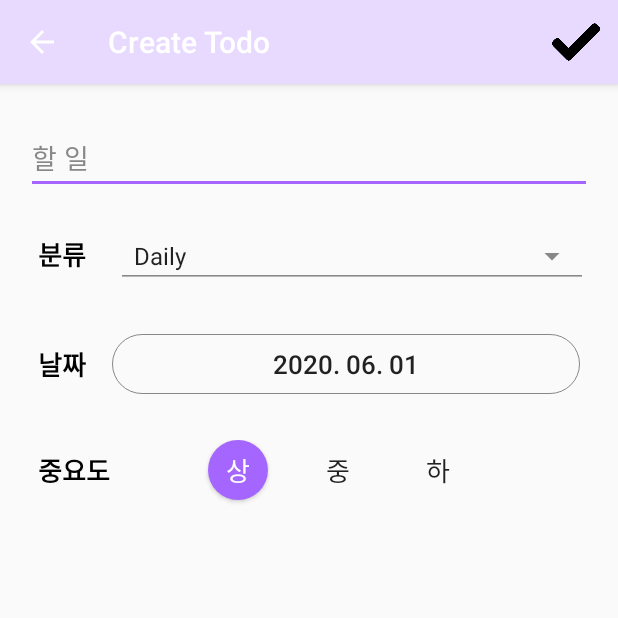
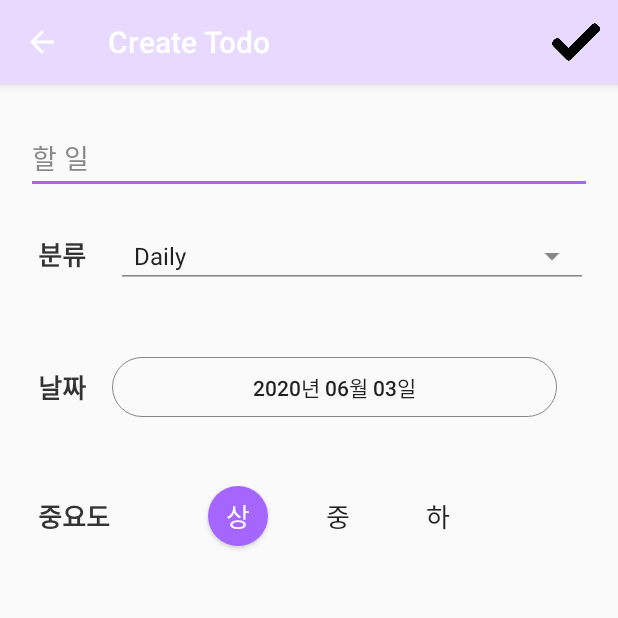
Before and after one commit to sanhae11/Plan_Cat, an Android app: the CreateTodoActivity screen opened directly, with no data from a screen before it, on a phone screen of 412 x 824 dp, the top half of it. Run offline under Robolectric (Android 15) with nearby library versions, the phone set to English and light mode, and no system bars.

Commit message:
CreateTodoActivity : 날짜 버튼 디자인 변경; 카테고리 선택 시 포맷에 맞는 현재 날짜가 버튼에 나타남

```diff
--- a/app/src/main/java/com/example/mp_plancat/CreateTodoActivity.java
+++ b/app/src/main/java/com/example/mp_plancat/CreateTodoActivity.java
@@ -15,6 +15,7 @@ import android.view.MenuItem;
 import android.view.MotionEvent;
 import android.view.View;
 import android.view.inputmethod.InputMethodManager;
+import android.widget.AdapterView;
 import android.widget.ArrayAdapter;
 import android.widget.Button;
 import android.widget.DatePicker;
@@ -22,7 +23,10 @@ import android.widget.EditText;
 import android.widget.LinearLayout;
 import android.widget.Spinner;
 
+import java.text.SimpleDateFormat;
 import java.util.ArrayList;
+import java.util.Calendar;
+import java.util.Date;
 
 public class CreateTodoActivity extends AppCompatActivity {
     String[] items = {"Daily", "Weekly", "Monthly", "Yearly"};
@@ -40,13 +44,56 @@ public class CreateTodoActivity extends AppCompatActivity {
         actionBar.show(); //액션바 보여줌
         actionBar.setTitle("Create Todo");
 
-        //create_todo 액티비티 실행됐을 때 키보드 나타나게 함
+        //create_todo 액티비티 실행됐을 때 키보드 나타나게 함; 앱 종료되어도 키보드 안 사라지는 문제 때문에 주석 처리
         //showKeyBoard();
+
+        final Button btn_choose_date = (Button) findViewById(R.id.btn_choose_date);
 
         Spinner spinner = (Spinner) findViewById(R.id.spinner_category);
         ArrayAdapter<String> adapter = new ArrayAdapter<>(this, android.R.layout.simple_spinner_item, items);
         adapter.setDropDownViewResource(android.R.layout.simple_spinner_dropdown_item);
         spinner.setAdapter(adapter);
+
+        spinner.setOnItemSelectedListener(new AdapterView.OnItemSelectedListener() {
+            @Override
+            public void onItemSelected(AdapterView adapterView, View view, int position, long id) {
+                long now = System.currentTimeMillis();
+                Date date = new Date(now);
+                SimpleDateFormat simpleDate;
+                String getDate;
+                switch(position){
+                    case 0:
+                        simpleDate = new SimpleDateFormat("yyyy년 MM월 dd일");
+                        getDate = simpleDate.format(date);
+                        btn_choose_date.setText(getDate);
+                        break;
+                    case 1:
+                        simpleDate = new SimpleDateFormat("yyyy년 MM월");
+                        getDate = simpleDate.format(date);
+
+                        //현재 해당 월의 몇 주차인지 받아옴
+                        Calendar c = Calendar.getInstance();
+                        getDate += " "+c.get(Calendar.WEEK_OF_MONTH)+"주";
+                        btn_choose_date.setText(getDate);
+                        break;
+                    case 2:
+                        simpleDate = new SimpleDateFormat("yyyy년 MM월");
+                        getDate = simpleDate.format(date);
+                        btn_choose_date.setText(getDate);
+                        break;
+                    case 3:
+                        simpleDate = new SimpleDateFormat("yyyy년");
+                        getDate = simpleDate.format(date);
+                        btn_choose_date.setText(getDate);
+                        break;
+                    default:
+                        break;
+                }
+            }
+            public void onNothingSelected(AdapterView adapterView){
+
+            }
+        });
 
         //editText 이외의 부분 터치하면 키보드 감추기
         LinearLayout linearLayout = (LinearLayout) findViewById(R.id.linearLayout);
@@ -75,7 +122,7 @@ public class CreateTodoActivity extends AppCompatActivity {
         final Button btn_priority_middle = (Button) findViewById(R.id.btn_priority_middle);
         final Button btn_priority_bottom = (Button) findViewById(R.id.btn_priority_bottom);
 
-        //중요도 상중하 버튼 중 클릭한 것만 검은 동그라미로 감싸짐
+        //중요도 상중하 버튼 중 클릭한 것만 색칠됨
         btn_priority_top.setOnClickListener(new View.OnClickListener() { //중요도 상 클릭 시
             @Override
             public void onClick(View v) {
--- a/app/src/main/res/drawable/custom_button_calendar.xml
+++ b/app/src/main/res/drawable/custom_button_calendar.xml
@@ -1,9 +1,26 @@
 <?xml version="1.0" encoding="utf-8"?>
-<shape xmlns:android="http://schemas.android.com/apk/res/android"
+<selector xmlns:android="http://schemas.android.com/apk/res/android">
+    //버튼 클릭 시
+    <item
+        android:state_pressed="true">
+        <shape
             android:shape="rectangle">
-
+            <stroke
+                android:width="0.6dp"
+                android:color="@color/colorGray" />
+            <solid android:color="@color/colorWhiteGray"/>
+            <corners android:radius="25dp" />
+        </shape>
+    </item>
+    //버튼 클릭 안했을 시
+    <item
+        android:state_enabled="true">
+        <shape
+            android:shape="rectangle">
             <stroke
                 android:width="0.6dp"
                 android:color="@color/colorGray" />
             <corners android:radius="25dp" />
         </shape>
+    </item>
+</selector>
--- a/app/src/main/res/layout/activity_create_todo.xml
+++ b/app/src/main/res/layout/activity_create_todo.xml
@@ -36,7 +36,7 @@
             android:text="@string/text_category"
             android:textSize="17dp"
             android:textStyle="bold"
-            android:textColor="@color/colorBlack"/>
+            android:textColor="@color/colorDarkGray"/>
         //카테고리(Daily, Weekly, Monthly, Yearly)
         <Spinner
             style="@style/Widget.AppCompat.Spinner.Underlined"
@@ -63,18 +63,22 @@
             android:text="@string/text_date"
             android:textSize="17dp"
             android:textStyle="bold"
-            android:textColor="@color/colorBlack"
+            android:textColor="@color/colorDarkGray"
             android:layout_gravity="center_vertical"/>
         //날짜 선택
-        //카테고리에 따라 날짜 표현 달라야 함 ...
         <Button
             android:layout_width="match_parent"
             android:layout_height="40dp"
             android:id="@+id/btn_choose_date"
             android:text="2020. 06. 01"
-            android:textSize="17dp"
+            android:textSize="14dp"
             android:background="@drawable/custom_button_calendar"
-            android:layout_marginLeft="17dp"/>
+            android:layout_marginLeft="17dp"
+            android:layout_marginBottom="15dp"
+            android:layout_marginRight="15dp"
+            android:layout_marginTop="15dp"
+            tools:targetApi="lollipop"
+            android:clickable="true"/>
         <!--<DatePicker
             android:id="@+id/dataPicker"
             android:layout_width="wrap_content"
@@ -97,7 +101,7 @@
             android:text="@string/text_priority"
             android:textSize="17dp"
             android:textStyle="bold"
-            android:textColor="@color/colorBlack"/>
+            android:textColor="@color/colorDarkGray"/>
 
         //중요도 상
         <Button
--- a/app/src/main/res/values/colors.xml
+++ b/app/src/main/res/values/colors.xml
@@ -8,4 +8,7 @@
     <color name="colorWhite">#FFFFFF</color>
     <color name="cursorColor">#A566FF</color>
     <color name="normalColor">#E8D9FF</color>
+    <color name="colorWhiteGray">#EEEEEE</color>
+    <color name="colorDarkGray">#333333</color>
+    <color name="colorCream">#FFFEFF</color>
 </resources>
```
Lines whose indentation alone changed are shown as unchanged.
